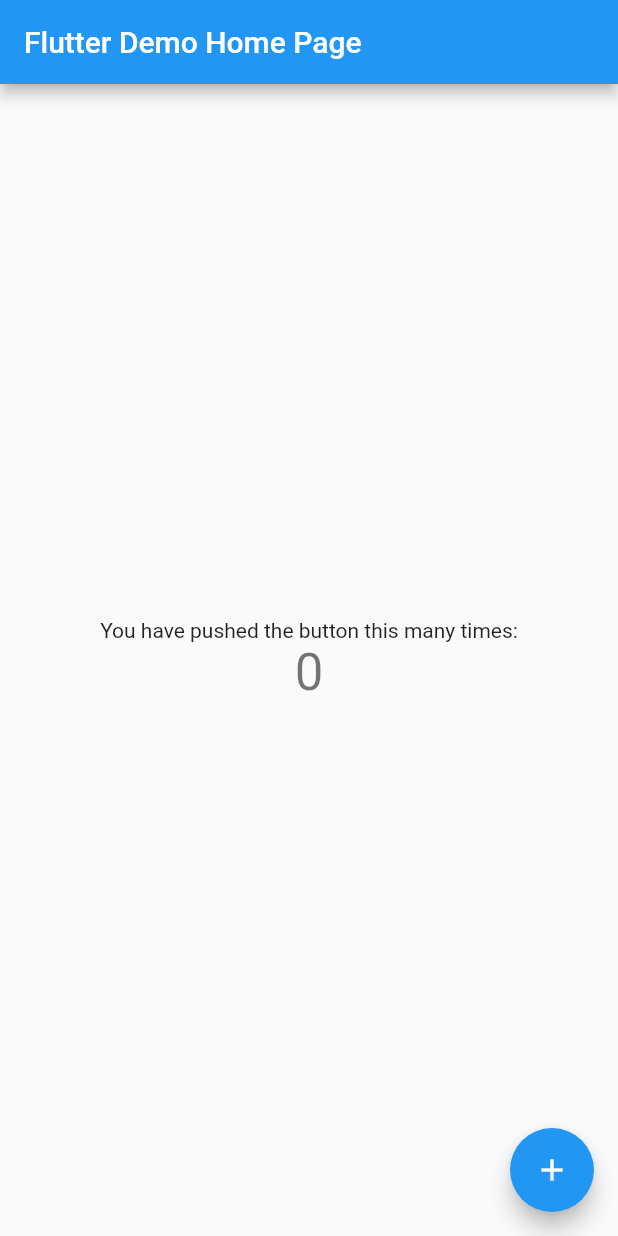
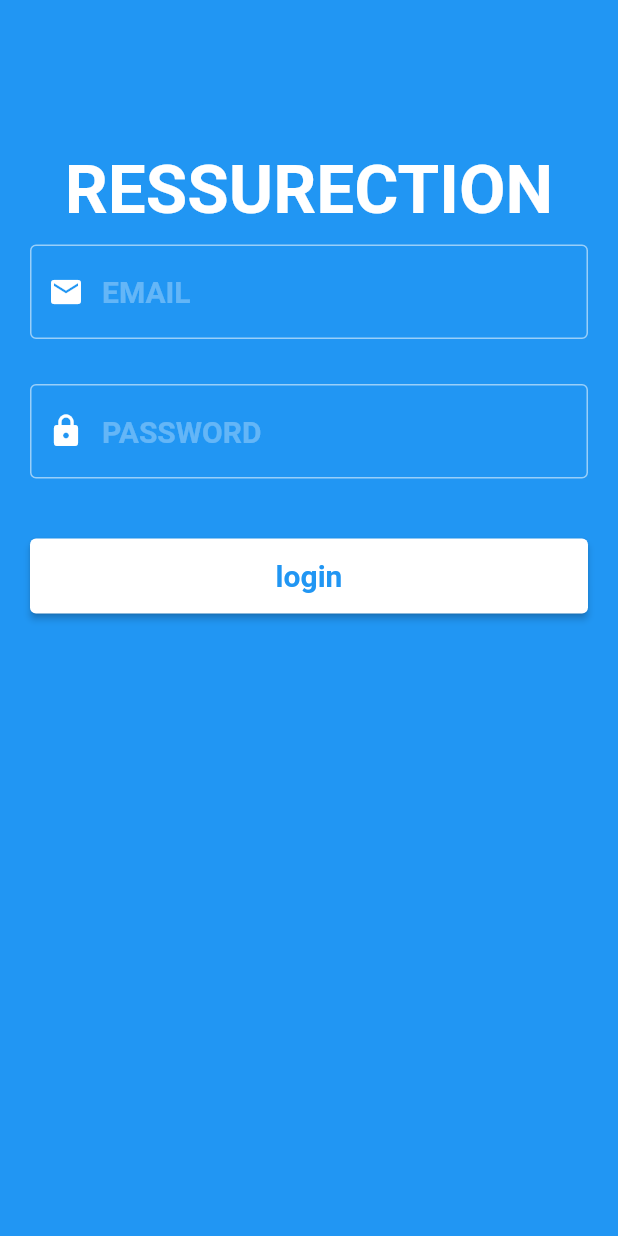
Before and after one commit to rskiri/profile, a Flutter app: the screen it shows after launch, on a phone screen of 412 x 824 dp. Run offline on Flutter 3.47's test engine with Material 2 defaults, Android fonts, the phone set to English and light mode, and no system bars.

Commit message:
login screen

```diff
--- a/lib/main.dart
+++ b/lib/main.dart
@@ -1,4 +1,5 @@
 import 'package:flutter/material.dart';
+import 'package:profile/screens/authpage.dart';
 
 void main() {
   runApp(const MyApp());
@@ -13,103 +14,9 @@ class MyApp extends StatelessWidget {
     return MaterialApp(
       title: 'Flutter Demo',
       theme: ThemeData(
-        // This is the theme of your application.
-        //
-        // Try running your application with "flutter run". You'll see the
-        // application has a blue toolbar. Then, without quitting the app, try
-        // changing the primarySwatch below to Colors.green and then invoke
-        // "hot reload" (press "r" in the console where you ran "flutter run",
-        // or simply save your changes to "hot reload" in a Flutter IDE).
-        // Notice that the counter didn't reset back to zero; the application
-        // is not restarted.
         primarySwatch: Colors.blue,
       ),
-      home: const MyHomePage(title: 'Flutter Demo Home Page'),
+      home: AuthPage()
     );
   }
 }
-
-class MyHomePage extends StatefulWidget {
-  const MyHomePage({Key? key, required this.title}) : super(key: key);
-
-  // This widget is the home page of your application. It is stateful, meaning
-  // that it has a State object (defined below) that contains fields that affect
-  // how it looks.
-
-  // This class is the configuration for the state. It holds the values (in this
-  // case the title) provided by the parent (in this case the App widget) and
-  // used by the build method of the State. Fields in a Widget subclass are
-  // always marked "final".
-
-  final String title;
-
-  @override
-  State<MyHomePage> createState() => _MyHomePageState();
-}
-
-class _MyHomePageState extends State<MyHomePage> {
-  int _counter = 0;
-
-  void _incrementCounter() {
-    setState(() {
-      // This call to setState tells the Flutter framework that something has
-      // changed in this State, which causes it to rerun the build method below
-      // so that the display can reflect the updated values. If we changed
-      // _counter without calling setState(), then the build method would not be
-      // called again, and so nothing would appear to happen.
-      _counter++;
-    });
-  }
-
-  @override
-  Widget build(BuildContext context) {
-    // This method is rerun every time setState is called, for instance as done
-    // by the _incrementCounter method above.
-    //
-    // The Flutter framework has been optimized to make rerunning build methods
-    // fast, so that you can just rebuild anything that needs updating rather
-    // than having to individually change instances of widgets.
-    return Scaffold(
-      appBar: AppBar(
-        // Here we take the value from the MyHomePage object that was created by
-        // the App.build method, and use it to set our appbar title.
-        title: Text(widget.title),
-      ),
-      body: Center(
-        // Center is a layout widget. It takes a single child and positions it
-        // in the middle of the parent.
-        child: Column(
-          // Column is also a layout widget. It takes a list of children and
-          // arranges them vertically. By default, it sizes itself to fit its
-          // children horizontally, and tries to be as tall as its parent.
-          //
-          // Invoke "debug painting" (press "p" in the console, choose the
-          // "Toggle Debug Paint" action from the Flutter Inspector in Android
-          // Studio, or the "Toggle Debug Paint" command in Visual Studio Code)
-          // to see the wireframe for each widget.
-          //
-          // Column has various properties to control how it sizes itself and
-          // how it positions its children. Here we use mainAxisAlignment to
-          // center the children vertically; the main axis here is the vertical
-          // axis because Columns are vertical (the cross axis would be
-          // horizontal).
-          mainAxisAlignment: MainAxisAlignment.center,
-          children: <Widget>[
-            const Text(
-              'You have pushed the button this many times:',
-            ),
-            Text(
-              '$_counter',
-              style: Theme.of(context).textTheme.headline4,
-            ),
-          ],
-        ),
-      ),
-      floatingActionButton: FloatingActionButton(
-        onPressed: _incrementCounter,
-        tooltip: 'Increment',
-        child: const Icon(Icons.add),
-      ), // This trailing comma makes auto-formatting nicer for build methods.
-    );
-  }
-}
--- /dev/null
+++ b/lib/screens/authpage.dart
@@ -0,0 +1,155 @@
+import 'package:flutter/cupertino.dart';
+import 'package:flutter/material.dart';
+
+class AuthPage extends StatefulWidget {
+  AuthPage({Key? key}) : super(key: key);
+
+  @override
+  _AuthPageState createState() => _AuthPageState();
+  }
+
+class _AuthPageState extends State<AuthPage>{
+  TextEditingController _emailController = TextEditingController();
+  TextEditingController _passwordController = TextEditingController();
+
+  late String _email;
+  late String _password;
+  bool showLogin = true;
+
+
+  @override
+  Widget build(BuildContext context) {
+
+    Widget _logo(){
+      return Padding(
+        padding: EdgeInsets.only(top: 100),
+        child: Container(
+          child: Align(
+            child: Text('RESSURECTION', style: TextStyle(fontSize: 45, fontWeight: FontWeight.bold, color: Colors.white),),
+          ),
+        )
+      );
+
+    }
+
+    Widget _input(Icon icon, String hint, TextEditingController controller, bool obscure){
+      return Container(
+        padding: EdgeInsets.only(left: 20, right: 20),
+        child: TextField(
+          controller: controller,
+          obscureText: obscure,
+          style: TextStyle(fontSize: 20, color: Colors.white),
+          decoration: InputDecoration(
+            hintStyle: TextStyle(fontWeight: FontWeight.bold, fontSize: 20, color: Colors.white30),
+            hintText: hint,
+            focusedBorder: OutlineInputBorder(
+              borderSide: BorderSide(color: Colors.white, width: 3)
+            ),
+            enabledBorder: OutlineInputBorder(
+            borderSide: BorderSide(color: Colors.white54, width: 1)
+            ),
+            prefixIcon: Padding(
+              padding: EdgeInsets.only(left: 10,right: 10),
+              child: IconTheme(
+                data: IconThemeData(color: Colors.white),
+                child: icon,
+              ),
+            )
+
+          ),
+        ),
+      );
+    };
+
+    Widget _button(String text, void func()) {
+      return ElevatedButton(
+        style: ElevatedButton.styleFrom(primary: Colors.white),
+        onPressed: () {
+          func();
+        },
+        child: Text(
+          text,
+          style: TextStyle(fontWeight: FontWeight.bold, color: Theme.of(context).primaryColor, fontSize: 20),
+
+        ),
+
+      );
+
+    };
+
+    Widget _form(String label, void func()) {
+      return Container(
+        child: Column(
+          children: <Widget>[
+            Padding(
+              padding: EdgeInsets.only(bottom: 20,top: 10),
+              child: _input(Icon(Icons.email),"EMAIL",_emailController, false),
+            ),
+            Padding(
+              padding: EdgeInsets.only(bottom: 20,top: 10),
+              child: _input(Icon(Icons.lock),"PASSWORD",_passwordController, true),
+            ),
+            SizedBox(height: 20,),
+            Padding(
+              padding: EdgeInsets.only(left: 20, right: 20),
+              child: Container(
+                height: 50,
+                width: MediaQuery.of(context).size.width,
+                child: _button(label, func),
+              ),
+            )
+          ],
+        ),
+      );
+    }
+
+    void _buttonAction(){
+      _email = _emailController.text;
+      _password = _passwordController.text;
+
+      _emailController.clear();
+      _passwordController.clear();
+    }
+
+
+
+
+    return Scaffold(
+      backgroundColor: Theme.of(context).primaryColor,
+      body: Column(
+        children: <Widget>[
+          _logo(),
+          _form('login', _buttonAction),
+          // (
+          // showLogin
+          // ? Column(
+          //   children: <Widget>[
+          //     _form('login', _buttonAction),
+          //     Padding(
+          //       padding: null,
+          //       child: GestureDetector(
+          //         child: Text('Not registered yet? Register now', style: TextStyle(fontSize: 20, color: Colors.white),),
+          //         onTap() {
+          //
+          //       },
+          //       ),
+          //     )
+          //   ],
+          // )
+          // )
+
+
+        ],
+      ),
+
+    );
+
+  }
+
+
+
+
+
+
+
+}
```
